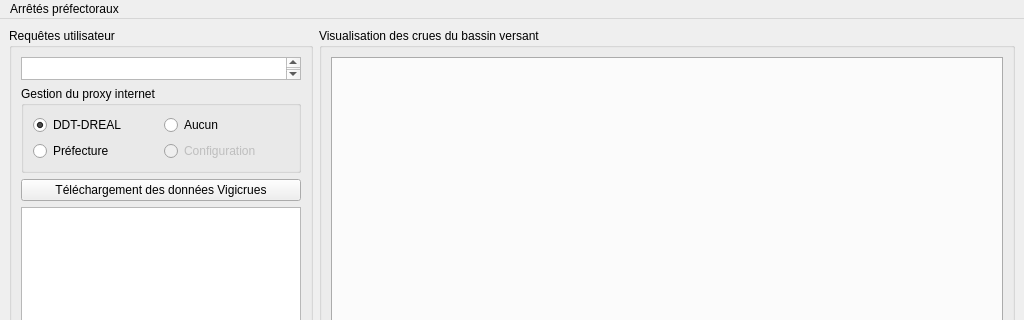
Old version of the form fenetre_principale.ui in the repository dasycarpum/pro_DDT_Viginond; both pictures show x 0 to 1024 and y 0 to 320 of the 1024 by 815 pixel window.
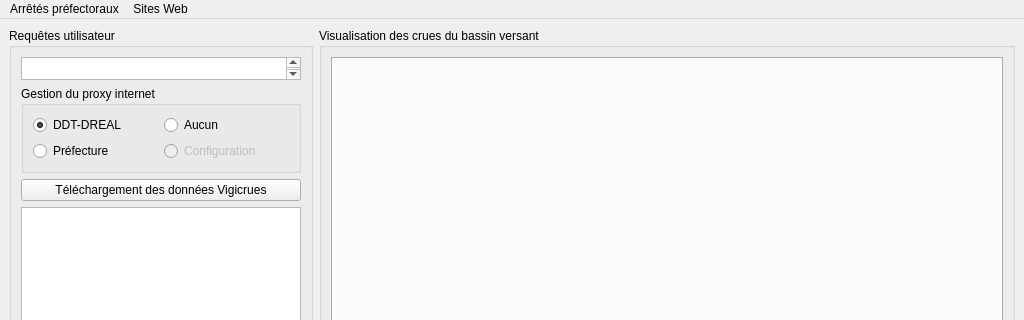
New version of the form.

Commit message:
Merged PR 41: Menu d'accès aux sites Web d'appui ( = sous-menus)
dont les coordonnées sont externalisées dans un fichier csv

Related work items: #72

Patch:
```diff
--- a/fenetre_principale.ui
+++ b/fenetre_principale.ui
@@ -196,7 +196,7 @@
      <x>0</x>
      <y>0</y>
      <width>1024</width>
-     <height>25</height>
+     <height>21</height>
     </rect>
    </property>
    <widget class="QMenu" name="menuArr_t_s_pr_fectoraux">
@@ -206,7 +206,13 @@
     <addaction name="action_Meuse_Moselle"/>
     <addaction name="action_Rhin_Sarre"/>
    </widget>
+   <widget class="QMenu" name="menu_sites_web">
+    <property name="title">
+     <string>Sites Web</string>
+    </property>
+   </widget>
    <addaction name="menuArr_t_s_pr_fectoraux"/>
+   <addaction name="menu_sites_web"/>
   </widget>
   <widget class="QStatusBar" name="statusbar"/>
   <action name="action_Meuse_Moselle">
```
The commit also changes 2 other files.
